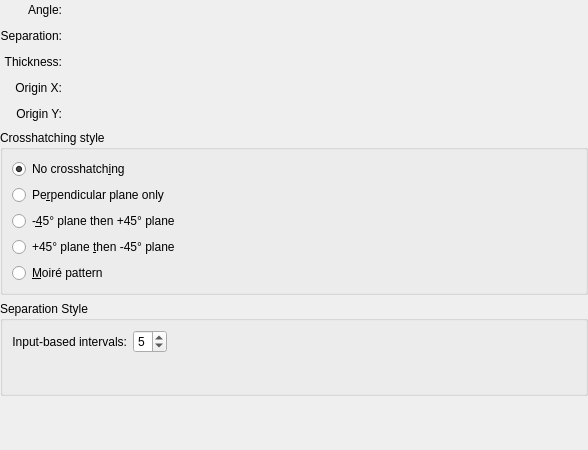
Above: plugins/paintops/hatching/wdghatchingoptions.ui from KDE/krita before the change. Below: the same form after it.
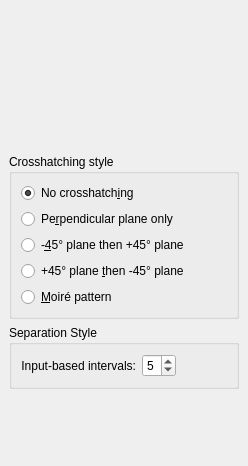
That is the form after the change. Custom widgets are drawn as their Qt base class.

Commit message: Update curve, grid, and hatching options UI in brush editor

```diff
--- a/plugins/paintops/hatching/wdghatchingoptions.ui
+++ b/plugins/paintops/hatching/wdghatchingoptions.ui
@@ -6,8 +6,8 @@
    <rect>
     <x>0</x>
     <y>0</y>
-    <width>588</width>
-    <height>450</height>
+    <width>248</width>
+    <height>466</height>
    </rect>
   </property>
   <property name="sizePolicy">
@@ -18,45 +18,15 @@
   </property>
   <layout class="QVBoxLayout" name="verticalLayout_2">
    <property name="leftMargin">
-    <number>0</number>
+    <number>9</number>
    </property>
    <property name="topMargin">
-    <number>0</number>
+    <number>9</number>
    </property>
    <property name="rightMargin">
-    <number>0</number>
-   </property>
-   <property name="bottomMargin">
-    <number>0</number>
+    <number>9</number>
    </property>
    <item>
-    <layout class="QGridLayout" name="gridLayout">
-     <item row="0" column="0">
-      <widget class="QLabel" name="label_14">
-       <property name="sizePolicy">
-        <sizepolicy hsizetype="Preferred" vsizetype="Preferred">
-         <horstretch>0</horstretch>
-         <verstretch>0</verstretch>
-        </sizepolicy>
-       </property>
-       <property name="layoutDirection">
-        <enum>Qt::LeftToRight</enum>
-       </property>
-       <property name="frameShape">
-        <enum>QFrame::NoFrame</enum>
-       </property>
-       <property name="text">
-        <string>Angle:</string>
-       </property>
-       <property name="scaledContents">
-        <bool>false</bool>
-       </property>
-       <property name="alignment">
-        <set>Qt::AlignRight|Qt::AlignTrailing|Qt::AlignVCenter</set>
-       </property>
-      </widget>
-     </item>
-     <item row="0" column="1">
       <widget class="KisDoubleSliderSpinBox" name="angleKisDoubleSliderSpinBox" native="true">
        <property name="sizePolicy">
         <sizepolicy hsizetype="Minimum" vsizetype="Expanding">
@@ -66,7 +36,7 @@
        </property>
        <property name="minimumSize">
         <size>
-         <width>0</width>
+       <width>20</width>
          <height>20</height>
         </size>
        </property>
@@ -78,23 +48,7 @@
        </property>
       </widget>
      </item>
-     <item row="1" column="0">
-      <widget class="QLabel" name="label_18">
-       <property name="sizePolicy">
-        <sizepolicy hsizetype="Preferred" vsizetype="Preferred">
-         <horstretch>0</horstretch>
-         <verstretch>0</verstretch>
-        </sizepolicy>
-       </property>
-       <property name="text">
-        <string>Separation:</string>
-       </property>
-       <property name="alignment">
-        <set>Qt::AlignRight|Qt::AlignTrailing|Qt::AlignVCenter</set>
-       </property>
-      </widget>
-     </item>
-     <item row="1" column="1">
+   <item>
       <widget class="KisDoubleSliderSpinBox" name="separationKisDoubleSliderSpinBox" native="true">
        <property name="sizePolicy">
         <sizepolicy hsizetype="Minimum" vsizetype="Expanding">
@@ -104,7 +58,7 @@
        </property>
        <property name="minimumSize">
         <size>
-         <width>0</width>
+       <width>20</width>
          <height>20</height>
         </size>
        </property>
@@ -116,23 +70,7 @@
        </property>
       </widget>
      </item>
-     <item row="2" column="0">
-      <widget class="QLabel" name="label_20">
-       <property name="sizePolicy">
-        <sizepolicy hsizetype="Preferred" vsizetype="Preferred">
-         <horstretch>0</horstretch>
-         <verstretch>0</verstretch>
-        </sizepolicy>
-       </property>
-       <property name="text">
-        <string>Thickness:</string>
-       </property>
-       <property name="alignment">
-        <set>Qt::AlignRight|Qt::AlignTrailing|Qt::AlignVCenter</set>
-       </property>
-      </widget>
-     </item>
-     <item row="2" column="1">
+   <item>
       <widget class="KisDoubleSliderSpinBox" name="thicknessKisDoubleSliderSpinBox" native="true">
        <property name="sizePolicy">
         <sizepolicy hsizetype="Minimum" vsizetype="Expanding">
@@ -142,7 +80,7 @@
        </property>
        <property name="minimumSize">
         <size>
-         <width>0</width>
+       <width>20</width>
          <height>20</height>
         </size>
        </property>
@@ -154,23 +92,7 @@
        </property>
       </widget>
      </item>
-     <item row="3" column="0">
-      <widget class="QLabel" name="label_22">
-       <property name="sizePolicy">
-        <sizepolicy hsizetype="Preferred" vsizetype="Preferred">
-         <horstretch>0</horstretch>
-         <verstretch>0</verstretch>
-        </sizepolicy>
-       </property>
-       <property name="text">
-        <string>Origin X:</string>
-       </property>
-       <property name="alignment">
-        <set>Qt::AlignRight|Qt::AlignTrailing|Qt::AlignVCenter</set>
-       </property>
-      </widget>
-     </item>
-     <item row="3" column="1">
+   <item>
       <widget class="KisDoubleSliderSpinBox" name="originXKisDoubleSliderSpinBox" native="true">
        <property name="sizePolicy">
         <sizepolicy hsizetype="Minimum" vsizetype="Expanding">
@@ -180,7 +102,7 @@
        </property>
        <property name="minimumSize">
         <size>
-         <width>0</width>
+       <width>20</width>
          <height>20</height>
         </size>
        </property>
@@ -192,23 +114,7 @@
        </property>
       </widget>
      </item>
-     <item row="4" column="0">
-      <widget class="QLabel" name="label_24">
-       <property name="sizePolicy">
-        <sizepolicy hsizetype="Preferred" vsizetype="Preferred">
-         <horstretch>0</horstretch>
-         <verstretch>0</verstretch>
-        </sizepolicy>
-       </property>
-       <property name="text">
-        <string>Origin Y:</string>
-       </property>
-       <property name="alignment">
-        <set>Qt::AlignRight|Qt::AlignTrailing|Qt::AlignVCenter</set>
-       </property>
-      </widget>
-     </item>
-     <item row="4" column="1">
+   <item>
       <widget class="KisDoubleSliderSpinBox" name="originYKisDoubleSliderSpinBox" native="true">
        <property name="sizePolicy">
         <sizepolicy hsizetype="Minimum" vsizetype="Expanding">
@@ -218,7 +124,7 @@
        </property>
        <property name="minimumSize">
         <size>
-         <width>0</width>
+       <width>20</width>
          <height>20</height>
         </size>
        </property>
@@ -229,15 +135,13 @@
         </size>
        </property>
       </widget>
-     </item>
-    </layout>
    </item>
    <item>
     <widget class="QGroupBox" name="groupBox">
      <property name="minimumSize">
       <size>
-       <width>301</width>
-       <height>161</height>
+       <width>50</width>
+       <height>50</height>
       </size>
      </property>
      <property name="title">
@@ -358,8 +262,8 @@
     <widget class="QGroupBox" name="groupBox_2">
      <property name="minimumSize">
       <size>
-       <width>301</width>
-       <height>95</height>
+       <width>50</width>
+       <height>50</height>
       </size>
      </property>
      <property name="title">
@@ -417,8 +321,8 @@
      </property>
      <property name="sizeHint" stdset="0">
       <size>
-       <width>0</width>
-       <height>0</height>
+       <width>5</width>
+       <height>5</height>
       </size>
      </property>
     </spacer>
@@ -426,17 +330,17 @@
   </layout>
  </widget>
  <customwidgets>
-  <customwidget>
-   <class>KisIntParseSpinBox</class>
-   <extends>QSpinBox</extends>
-   <header>kis_int_parse_spin_box.h</header>
-  </customwidget>
   <customwidget>
    <class>KisDoubleSliderSpinBox</class>
    <extends>QWidget</extends>
    <header>kis_slider_spin_box.h</header>
    <container>1</container>
   </customwidget>
+  <customwidget>
+   <class>KisIntParseSpinBox</class>
+   <extends>QSpinBox</extends>
+   <header>kis_int_parse_spin_box.h</header>
+  </customwidget>
  </customwidgets>
  <resources/>
  <connections/>
```
Lines whose indentation alone changed are shown as unchanged. The commit also changes 6 other files.
